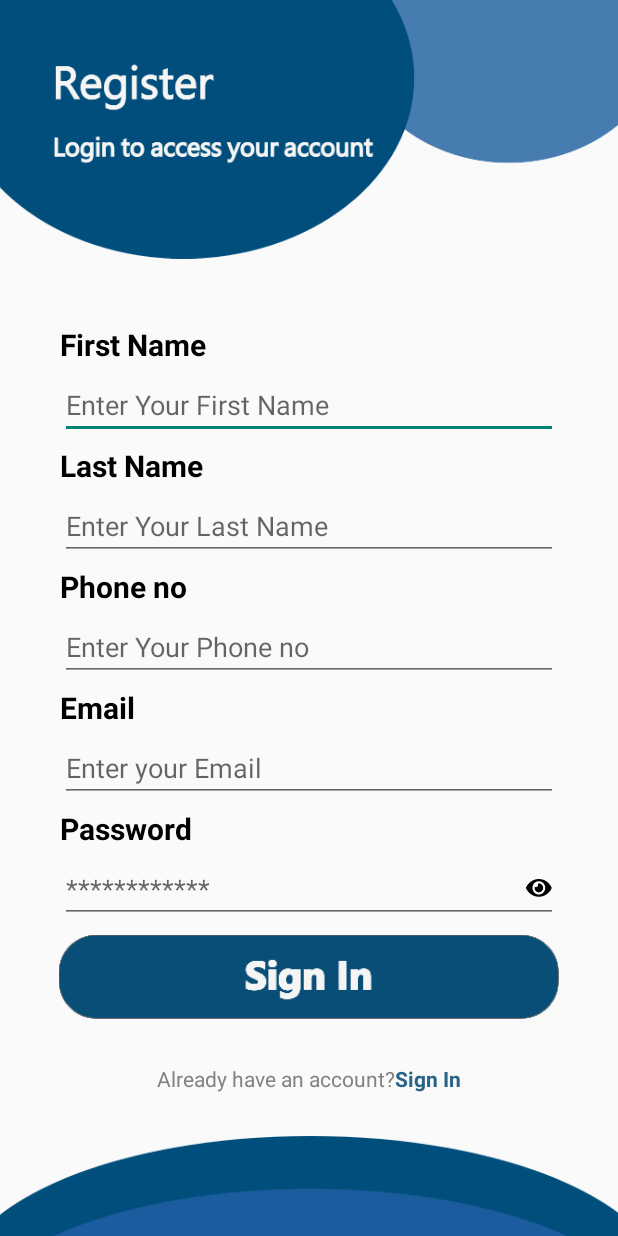
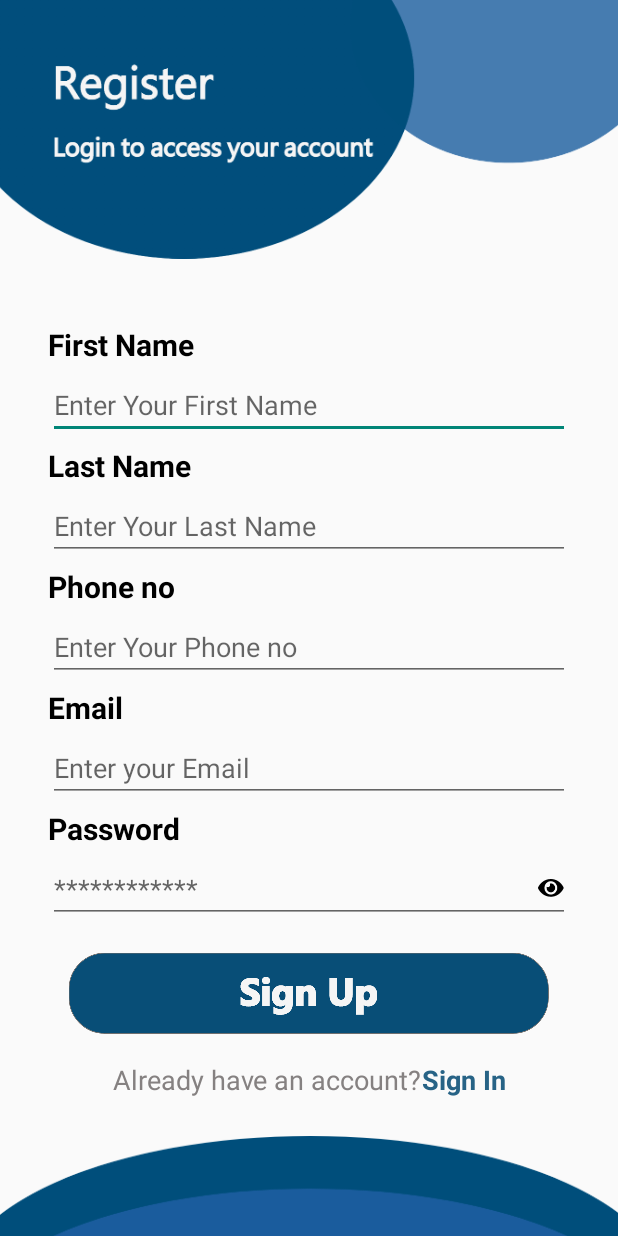
Before and after one commit to iqbal789/uni-project, an Android app: the SignUp screen opened directly, with no data from a screen before it, on a phone screen of 412 x 824 dp. Run offline under Robolectric (Android 15) with nearby library versions, the phone set to English and light mode, and no system bars.

Commit message:
uni project

```diff
--- a/app/src/main/res/layout/activity_sign_up.xml
+++ b/app/src/main/res/layout/activity_sign_up.xml
@@ -20,7 +20,7 @@
         android:id="@+id/UserFirstname"
         android:layout_width="wrap_content"
         android:layout_height="wrap_content"
-        android:layout_marginStart="40dp"
+        android:layout_marginStart="32dp"
         android:text="First Name"
         android:textColor="@color/black"
         android:textSize="20sp"
@@ -32,9 +32,9 @@
         android:id="@+id/Fname"
         android:layout_width="0dp"
         android:layout_height="wrap_content"
-        android:layout_marginStart="40dp"
+        android:layout_marginStart="32dp"
         android:layout_marginTop="4dp"
-        android:layout_marginEnd="40dp"
+        android:layout_marginEnd="32dp"
         android:ems="10"
         android:hint="Enter Your First Name"
         android:inputType="textPersonName"
@@ -76,18 +76,6 @@
         app:layout_constraintEnd_toEndOf="parent"
         app:layout_constraintStart_toStartOf="parent"
         app:srcCompat="@drawable/signupdesigntop" />
-
-    <Button
-        android:id="@+id/button4"
-        android:layout_width="333dp"
-        android:layout_height="56dp"
-        android:layout_marginStart="40dp"
-        android:layout_marginTop="8dp"
-        android:layout_marginEnd="40dp"
-        android:background="@drawable/signin"
-        app:layout_constraintEnd_toEndOf="parent"
-        app:layout_constraintStart_toStartOf="parent"
-        app:layout_constraintTop_toBottomOf="@+id/Passwordd" />
 
     <TextView
         android:id="@+id/UserPhoneno"
@@ -163,29 +151,43 @@
         app:layout_constraintStart_toStartOf="@+id/email"
         app:layout_constraintTop_toBottomOf="@+id/Userpassword"/>
 
+    <Button
+        android:id="@+id/button2"
+        android:layout_width="wrap_content"
+        android:layout_height="wrap_content"
+        android:layout_marginStart="32dp"
+        android:layout_marginTop="20dp"
+        android:layout_marginEnd="32dp"
+        android:background="@drawable/signup"
+        app:layout_constraintEnd_toEndOf="parent"
+        app:layout_constraintStart_toStartOf="parent"
+        app:layout_constraintTop_toBottomOf="@+id/Passwordd" />
+
     <LinearLayout
         android:id="@+id/linearLayout"
-        android:layout_width="410dp"
-        android:layout_height="32dp"
-        android:layout_marginTop="24dp"
+        android:layout_width="wrap_content"
+        android:layout_height="wrap_content"
+        android:layout_marginTop="18dp"
         android:gravity="center"
         android:orientation="horizontal"
         android:textAlignment="center"
-        app:layout_constraintEnd_toEndOf="@+id/button4"
-        app:layout_constraintStart_toStartOf="@+id/button4"
-        app:layout_constraintTop_toBottomOf="@+id/button4">
+        app:layout_constraintEnd_toEndOf="@+id/button2"
+        app:layout_constraintStart_toStartOf="@+id/button2"
+        app:layout_constraintTop_toBottomOf="@+id/button2">
 
         <TextView
             android:layout_width="wrap_content"
             android:layout_height="wrap_content"
             android:text="Already have an account?"
-            android:textColor="#858181" />
+            android:textColor="#858181"
+            android:textSize="18sp" />
 
         <TextView
             android:layout_width="wrap_content"
             android:layout_height="wrap_content"
             android:text="Sign In"
             android:textColor="#276386"
+            android:textSize="18sp"
             android:textStyle="bold" />
     </LinearLayout>
 
```
Also changed, not shown: app/src/main/res/layout/activity_home.xml (+15 -18 lines), app/src/main/res/layout/activity_sign_in.xml (+19 -18 lines).
